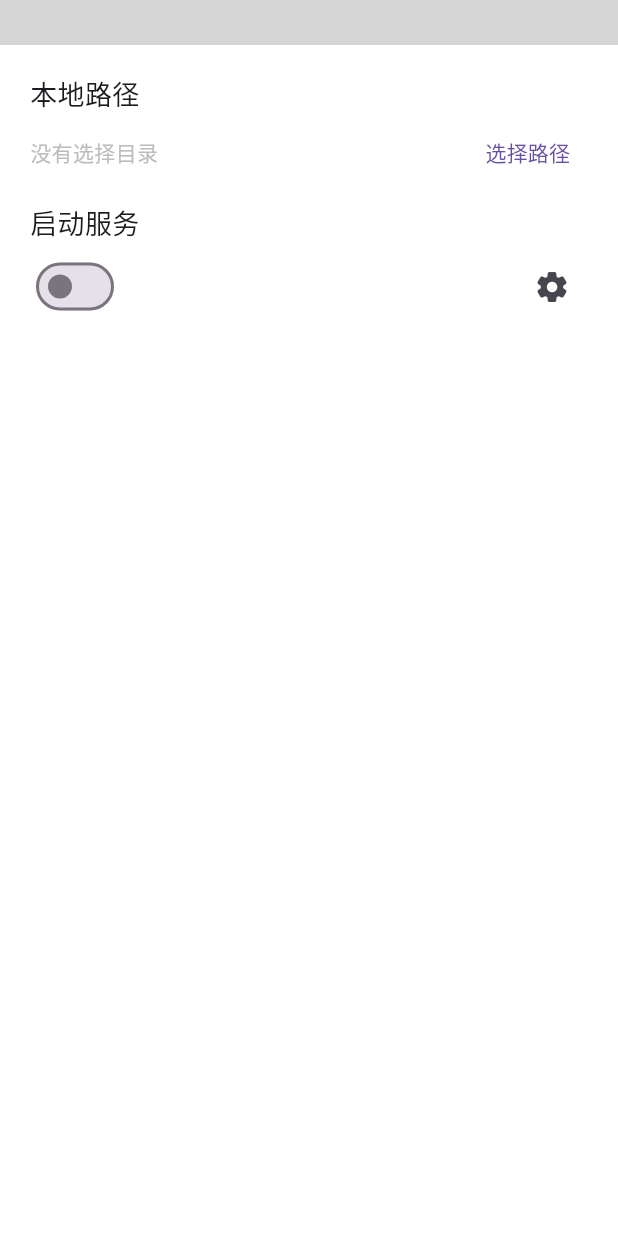
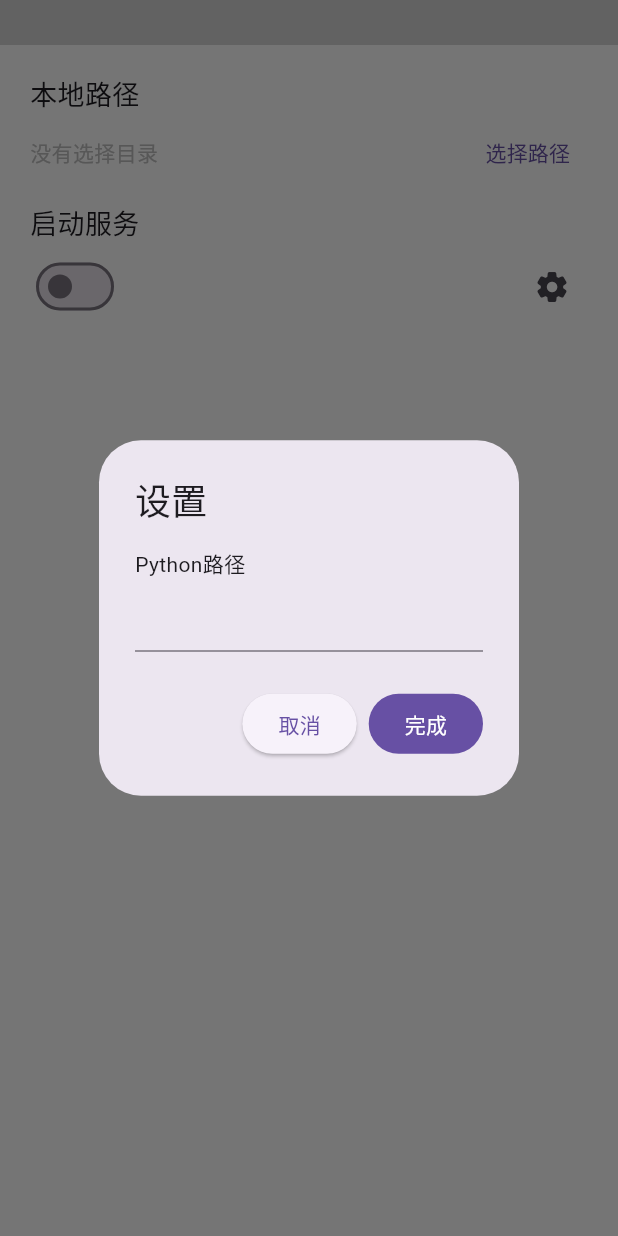
Before and after one commit to Zhoucheng133/pyftp-GUI, a Flutter app: the screen it shows after launch, after a tap on the "settings" icon, on a phone screen of 412 x 824 dp. Run offline on Flutter 3.47's test engine with Material 2 defaults, Android fonts, the light colour scheme and no system bars; our stand-ins replace file_picker; missing offline and left inert: bitsdojo_window, process_run; grey boxes are pictures that could not be loaded.

Commit message:
添加Python路径设置

```diff
--- a/lib/main.dart
+++ b/lib/main.dart
@@ -42,6 +42,44 @@ class MainView extends StatefulWidget {
 }
 
 class _MainViewState extends State<MainView> {
+
+  TextEditingController pythonPath=TextEditingController();
+
+  void settingView(BuildContext context){
+    showDialog(
+      context: context,
+      builder: (context)=>AlertDialog(
+        title: Text("设置"),
+        content: Column(
+          mainAxisSize: MainAxisSize.min,
+          crossAxisAlignment: CrossAxisAlignment.start,
+          children: [
+            Text("Python路径"),
+            TextField(
+              controller: pythonPath,
+              style: TextStyle(
+                fontSize: 14,
+              ),
+            ),
+          ],
+        ),
+        actions: [
+          ElevatedButton(
+            onPressed: (){
+              Navigator.pop(context);
+            },
+            child: Text("取消")
+          ),
+          FilledButton(
+            onPressed: (){
+              Navigator.pop(context);
+            },
+            child: Text("完成")
+          )
+        ],
+      )
+    );
+  }
 
   Future<void> mainServer(bool value, BuildContext context) async {
     if(path=="没有选择目录"){
@@ -156,7 +194,9 @@ class _MainViewState extends State<MainView> {
                   ),
                   Expanded(child: Container()),
                   IconButton(
-                    onPressed: (){},
+                    onPressed: (){
+                      settingView(context);
+                    },
                     icon: Icon(Icons.settings_rounded),
                   )
                 ],
```
